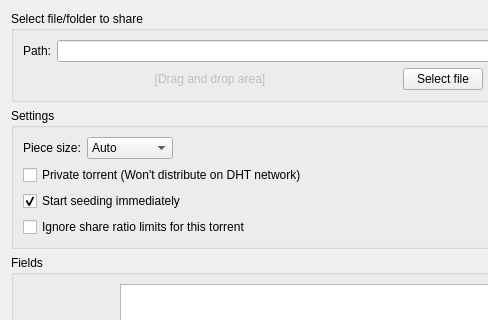
Old version of the form src/gui/torrentcreatordlg.ui in the repository SysAdminDoc/qBittorrent-Vanced; both pictures show x 0 to 488 and y 0 to 320 of the 592 by 658 pixel window.
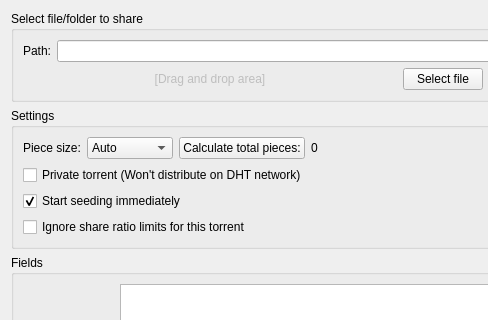
New version of the form.

Commit message: [TorrentCreator] Show number of pieces. Closes #6774.

```diff
--- a/src/gui/torrentcreatordlg.ui
+++ b/src/gui/torrentcreatordlg.ui
@@ -166,6 +166,20 @@
           </item>
          </widget>
         </item>
+        <item>
+         <widget class="QPushButton" name="buttonCalcTotalPieces">
+          <property name="text">
+           <string>Calculate total pieces:</string>
+          </property>
+         </widget>
+        </item>
+        <item>
+         <widget class="QLabel" name="labelTotalPieces">
+          <property name="text">
+           <string notr="true">0</string>
+          </property>
+         </widget>
+        </item>
         <item>
          <spacer name="spacer1">
           <property name="orientation">
```
The commit also changes 4 other files.
